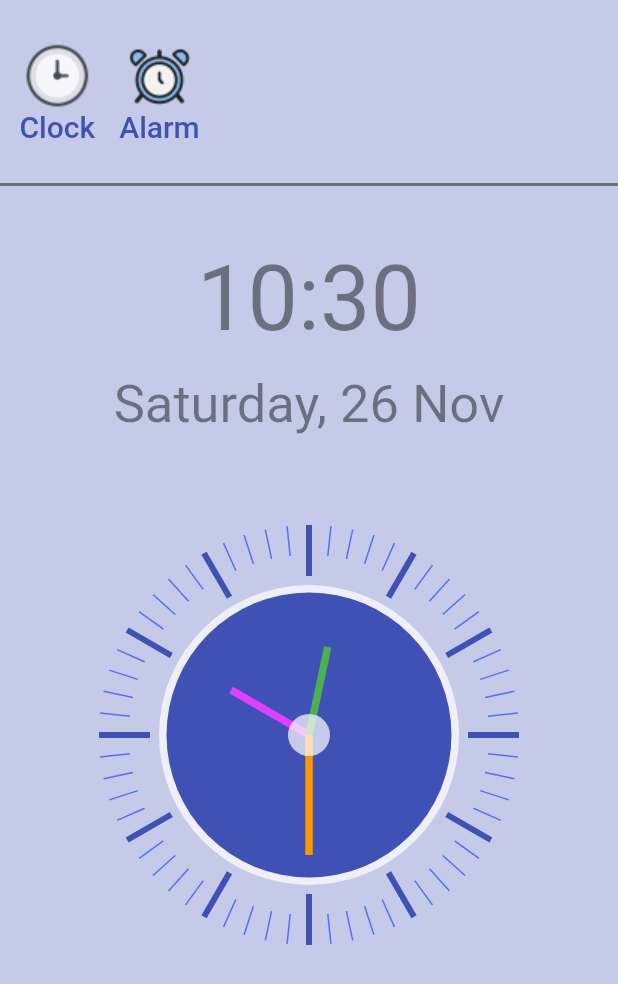
After one commit to hannak24/RespiTrack, a Flutter app: the screen it shows after launch, item 2 of the bottom bar chosen, after a tap on "Clock", on a phone screen of 412 x 824 dp. The commit adds this screen. Shown: the top 984 px of the screen. Run offline on Flutter 3.47's test engine with Material 2 defaults, Android fonts, the phone set to English and light mode, and no system bars; our stand-ins replace charts_flutter, pie_chart; network calls fail; Roboto replaces fonts that are missing (avenir).

Commit message:
created the alarm-clock page, for now the buttons are static

```diff
--- /dev/null
+++ b/lib/clockView.dart
@@ -0,0 +1,126 @@
+import 'dart:async';
+import 'dart:math';
+
+import 'package:flutter/material.dart';
+import 'package:vector_math/vector_math_64.dart' as Vector;
+
+class Clock extends StatefulWidget {
+  @override
+  _ClockState createState() => _ClockState();
+}
+
+class _ClockState extends State<Clock> {
+  @override void initState(){
+    Timer.periodic(Duration(seconds: 1), (timer){
+      setState((){
+    });
+  });
+    super.initState();
+  }
+
+  @override
+  Widget build(BuildContext context) {
+    return Container(
+      width: 300,
+      height: 300,
+      child: Transform.rotate(
+          angle: -pi/2,
+          child: CustomPaint(
+            painter: ClockPainter(),
+          ),
+      ),
+    );
+  }
+}
+
+class ClockPainter extends CustomPainter{
+  @override
+  void paint(Canvas canvas, Size size) {
+    var center = Offset(size.width/2, size.height/2);
+    var paint1 = Paint();
+    var paint2 = Paint();
+    var minute = Paint();
+    var hour = Paint();
+    paint1.color = Colors.white70;
+    paint2.color = Colors.indigo;
+    minute.color = Colors.green;
+    hour.color = Colors.red;
+    canvas.drawCircle(center, (size.width/3), paint1);
+    canvas.drawCircle(center, (size.width/3-5 ), paint2);
+
+
+    DateTime timeNow = DateTime.now();
+
+    //hours
+    var p1Hour = center;
+    var xHour = (size.width/2) + ((size.width/3)-40)* cos(Vector.radians(360/12 * (timeNow.hour -12)));
+    var yHour = (size.height/2) + ((size.height/3)-40)* sin(Vector.radians(360/12 * (timeNow.hour -12)));
+    var p2Hour = Offset(xHour, yHour);
+    var paintHour = Paint();
+    paintHour.strokeWidth = 5;
+    paintHour.color= Colors.purpleAccent;
+
+    canvas.drawLine(p1Hour, p2Hour, paintHour);
+
+    //minutes
+    var p1Min = center;
+    var xMin = (size.width/2) + ((size.width/3)-20)* cos(Vector.radians(360/60 * timeNow.minute));
+    var yMin = (size.height/2) + ((size.height/3)-20)* sin(Vector.radians(360/60 * timeNow.minute));
+    var p2Min = Offset(xMin, yMin);
+    var paintMin = Paint();
+    paintMin.strokeWidth = 5;
+    paintMin.color= Colors.orange;
+
+    canvas.drawLine(p1Min, p2Min, paintMin);
+    //seconds
+    var p1Sec = center;
+    var xSec = (size.width/2) + ((size.width/3)-40)* cos(Vector.radians(360/60 * timeNow.second));
+    var ySec = (size.height/2) + ((size.height/3)-40)* sin(Vector.radians(360/60 * timeNow.second));
+    var p2Sec = Offset(xSec, ySec);
+    var paintSec = Paint();
+    paintSec.strokeWidth = 5;
+    paintSec.color= Colors.green;
+
+    canvas.drawLine(p1Sec, p2Sec, paintSec);
+
+    //the little circle in the middle
+    canvas.drawCircle(center, 14, paint1);
+
+    var paint_around = Paint();
+    var dis =0;
+    ////
+    for (int i=0; i<60; i++){
+      var min= 360/60 * i;
+      if ( i%5 == 0){
+        paint_around.color = Colors.indigo;
+        paint_around.strokeWidth = 4;
+        dis = 6;
+      }
+      else{
+        paint_around.color = Colors.indigoAccent;
+        paint_around.strokeWidth = 1;
+        dis = 20;
+      }
+
+      var x1= (size.width/2)+(size.width/3 + dis)* cos(Vector.radians(min));
+      var y1= (size.height/2)+(size.height/3 + dis)* sin(Vector.radians(min));
+
+      var x2= (size.width/2)+(size.width/3 + 40)* cos(Vector.radians(min));
+      var y2= (size.height/2)+(size.height/3 + 40)* sin(Vector.radians(min));
+
+      var p1 = Offset(x1, y1);
+      var p2 = Offset(x2, y2);
+      canvas.drawLine(p1, p2, paint_around);
+
+
+    }
+
+
+  }
+
+  @override
+  bool shouldRepaint(covariant CustomPainter oldDelegate) {
+    return true;
+  }
+
+}
--- a/lib/main.dart
+++ b/lib/main.dart
@@ -2,6 +2,7 @@
 import 'package:flutter/material.dart';
 import 'package:charts_flutter/flutter.dart' as charts;
 import 'package:pie_chart/pie_chart.dart';
+import 'setMedicineAlarmPage.dart';
 
 void main() => runApp(const AppBarApp());
 
@@ -237,6 +238,12 @@ class _SliverAppBarExampleState extends State<SliverAppBarExample> {
           }
         )
     );
+  }
+
+  void _pushSetMedicineAlarm(){
+    Navigator.of(context).push(MaterialPageRoute(builder: (_){
+      return  AlarmPage();
+    }));
   }
 
   void _pushMedicineSettings() {
@@ -737,7 +744,7 @@ class _SliverAppBarExampleState extends State<SliverAppBarExample> {
                 children: <Widget>[
                   IconButton(
                       icon: const Icon(_SliverAppBarExampleState.alarm),
-                      onPressed: () {},
+                      onPressed: () {_pushSetMedicineAlarm();},
                       tooltip: "Set medicine alarm",
                   ),
                 ],
@@ -758,6 +765,7 @@ class _SliverAppBarExampleState extends State<SliverAppBarExample> {
       ),
     );
   }
+
 }
 
 class GroupedStackedBarChart extends StatelessWidget {
--- /dev/null
+++ b/lib/setMedicineAlarmPage.dart
@@ -0,0 +1,78 @@
+import 'package:flutter/material.dart';
+import 'package:intl/intl.dart';
+import 'clockView.dart';
+
+class AlarmPage extends StatefulWidget{
+  @override
+  _AlarmPageState createState() => _AlarmPageState();
+}
+
+class _AlarmPageState extends State<AlarmPage>{
+  @override
+  Widget build(BuildContext context) {
+    var timeNow =DateTime.now();
+    var time = DateFormat('HH:mm').format(timeNow);
+    var date = DateFormat('EEEE, d MMM').format(timeNow);
+    return Scaffold(
+      body: Container(
+
+        color: Colors.indigo.shade100,
+        child: Column(
+          crossAxisAlignment: CrossAxisAlignment.center,
+          mainAxisAlignment: MainAxisAlignment.center,
+          children: [
+            Padding(
+              padding: const EdgeInsets.symmetric(vertical: 20.0, horizontal: 5.0),
+              child: Row(
+                children: [
+                 TextButton (
+                   onPressed: () {},
+                   child: Column(
+                     children: [
+                       Image.asset('images/icons8-clock-45.png'),
+                       Text('Clock', style: TextStyle(fontFamily:'avenir' ,fontSize: 20, color: Colors.indigo),),
+                     ],
+                   ),
+                  ),
+                  TextButton (
+                    onPressed: () {},
+                    child: Column(
+                      children: [
+                        Image.asset('images/icons8-alarm-45.png'),
+                        Text('Alarm', style: TextStyle(fontSize: 20, color: Colors.indigo),),
+                      ],
+                    ),
+                  ),
+                ],
+              ),
+            ),
+            const Divider(
+              height: 0,
+              thickness: 2,
+              indent: 0,
+              endIndent: 0,
+              color: Colors.black45,
+            ),
+            Expanded(
+              child: Container(
+                padding: EdgeInsets.all(40),
+                alignment: Alignment.center,
+                child: Column(
+                  children: [
+                    Text(time, style: TextStyle(fontSize: 60, color: Colors.black45),),
+                    SizedBox(height: 15),
+                    Text(date, style: TextStyle(fontSize: 35, color: Colors.black45),),
+                    SizedBox(height: 50),
+                    Clock()],
+                ),
+              ),
+            ),
+          ],
+        ),
+      )
+    );
+  }
+}
+
+class FlatButton {
+}
--- a/pubspec.yaml
+++ b/pubspec.yaml
@@ -29,6 +29,7 @@ environment:
 # the latest version available on pub.dev. To see which dependencies have newer
 # versions available, run `flutter pub outdated`.
 dependencies:
+  intl: ^0.16.1
   flutter:
     sdk: flutter
 
@@ -65,8 +66,8 @@ flutter:
   uses-material-design: true
 
   # To add assets to your application, add an assets section, like this:
-  # assets:
-  #   - images/a_dot_burr.jpeg
+  assets:
+     - images/
   #   - images/a_dot_ham.jpeg
 
   # An image asset can refer to one or more resolution-specific "variants", see
```
Also changed, not shown: images/icons8-alarm-45.png (added), images/icons8-alarm-clock-32.png (added), images/icons8-alarm-clock-45.png (added), images/icons8-alarm-clock-50.png (added), images/icons8-clock-45.png (added), images/icons8-clock-50.png (added), 3 other files.
